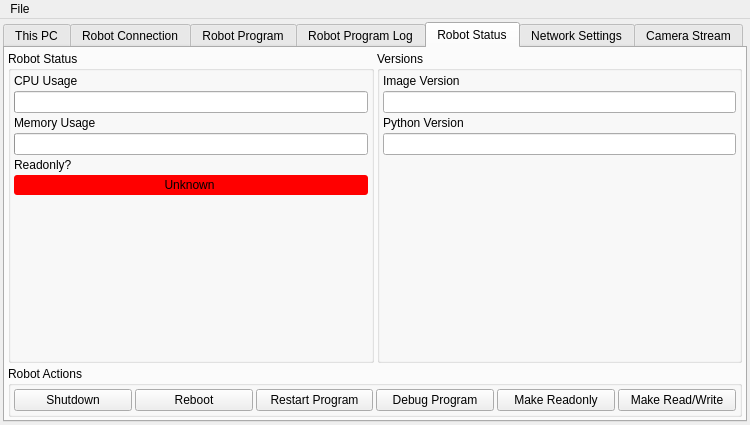
Old version of the form ui/deploy_tool.ui in the repository ArPiRobot/ArPiRobot-DeployTool.
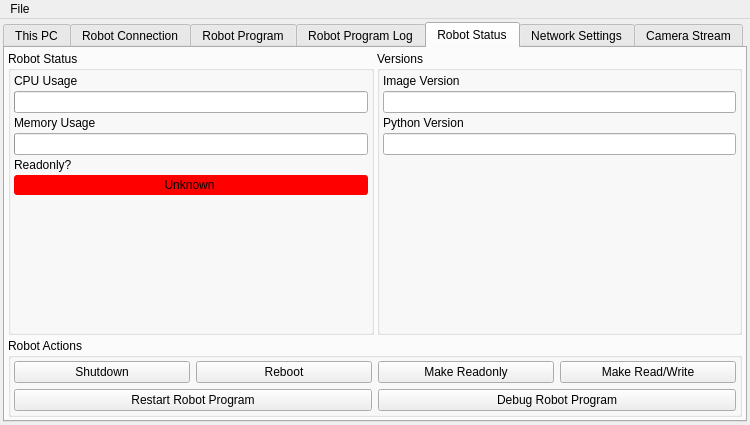
New version of the form. The open tabs and pages were chosen to show the change. Icons and pictures are not drawn.

Commit message: Move some buttons on robot status panel

Diff of the .ui file:
```diff
--- a/ui/deploy_tool.ui
+++ b/ui/deploy_tool.ui
@@ -717,10 +717,7 @@
           <property name="title">
            <string>Robot Actions</string>
           </property>
-          <layout class="QHBoxLayout" name="horizontalLayout_2">
-           <property name="spacing">
-            <number>3</number>
-           </property>
+          <layout class="QGridLayout" name="gridLayout_7">
            <property name="leftMargin">
             <number>3</number>
            </property>
@@ -733,45 +730,45 @@
            <property name="bottomMargin">
             <number>3</number>
            </property>
-           <item>
+           <item row="0" column="5">
+            <widget class="QPushButton" name="btn_make_writable">
+             <property name="text">
+              <string>Make Read/Write</string>
+             </property>
+            </widget>
+           </item>
+           <item row="0" column="0">
             <widget class="QPushButton" name="btn_shutdown">
              <property name="text">
               <string>Shutdown</string>
              </property>
             </widget>
            </item>
-           <item>
+           <item row="0" column="1">
             <widget class="QPushButton" name="btn_reboot">
              <property name="text">
               <string>Reboot</string>
              </property>
             </widget>
            </item>
-           <item>
-            <widget class="QPushButton" name="btn_restart_program">
-             <property name="text">
-              <string>Restart Program</string>
-             </property>
-            </widget>
-           </item>
-           <item>
-            <widget class="QPushButton" name="btn_debug_program">
-             <property name="text">
-              <string>Debug Program</string>
-             </property>
-            </widget>
-           </item>
-           <item>
+           <item row="0" column="4">
             <widget class="QPushButton" name="btn_readonly">
              <property name="text">
               <string>Make Readonly</string>
              </property>
             </widget>
            </item>
-           <item>
-            <widget class="QPushButton" name="btn_make_writable">
+           <item row="1" column="0" colspan="2">
+            <widget class="QPushButton" name="btn_restart_program">
              <property name="text">
-              <string>Make Read/Write</string>
+              <string>Restart Robot Program</string>
+             </property>
+            </widget>
+           </item>
+           <item row="1" column="4" colspan="2">
+            <widget class="QPushButton" name="btn_debug_program">
+             <property name="text">
+              <string>Debug Robot Program</string>
              </property>
             </widget>
            </item>
```
Left out of the diff: 3 changed lines with no effect on the pictures.
